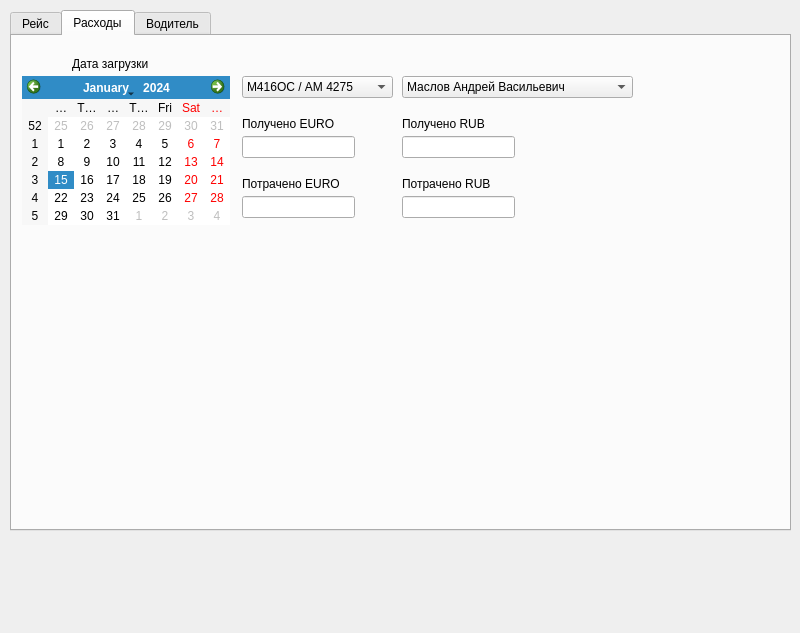
huntersn32/prog_car, file Design_load.ui: the form before one commit.
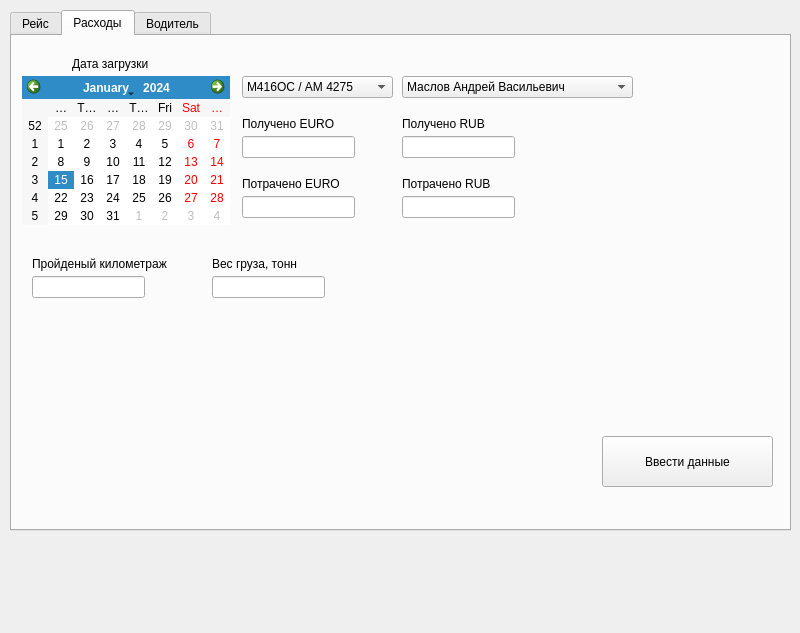
The form after the commit. Icons and pictures are not drawn.

The edit to the form file:
```diff
--- a/Design_load.ui
+++ b/Design_load.ui
@@ -494,6 +494,75 @@
        </rect>
       </property>
      </widget>
+     <widget class="QPushButton" name="loadbtnCash">
+      <property name="geometry">
+       <rect>
+        <x>590</x>
+        <y>400</y>
+        <width>171</width>
+        <height>51</height>
+       </rect>
+      </property>
+      <property name="text">
+       <string>Ввести данные</string>
+      </property>
+      <property name="icon">
+       <iconset>
+        <normaloff>icon/pen.png</normaloff>icon/pen.png</iconset>
+      </property>
+      <property name="iconSize">
+       <size>
+        <width>40</width>
+        <height>40</height>
+       </size>
+      </property>
+     </widget>
+     <widget class="QLabel" name="label_11">
+      <property name="geometry">
+       <rect>
+        <x>20</x>
+        <y>220</y>
+        <width>161</width>
+        <height>16</height>
+       </rect>
+      </property>
+      <property name="text">
+       <string>Пройденый километраж</string>
+      </property>
+     </widget>
+     <widget class="QLabel" name="label_12">
+      <property name="geometry">
+       <rect>
+        <x>200</x>
+        <y>220</y>
+        <width>101</width>
+        <height>16</height>
+       </rect>
+      </property>
+      <property name="text">
+       <string>Вес груза, тонн</string>
+      </property>
+     </widget>
+     <widget class="QLineEdit" name="CashKm">
+      <property name="geometry">
+       <rect>
+        <x>20</x>
+        <y>240</y>
+        <width>113</width>
+        <height>22</height>
+       </rect>
+      </property>
+     </widget>
+     <widget class="QLineEdit" name="CashGross">
+      <property name="geometry">
+       <rect>
+        <x>200</x>
+        <y>240</y>
+        <width>113</width>
+        <height>22</height>
+       </rect>
+      </property>
+     </widget>
     </widget>
     <widget class="QWidget" name="TabDriver">
      <attribute name="icon">
```
